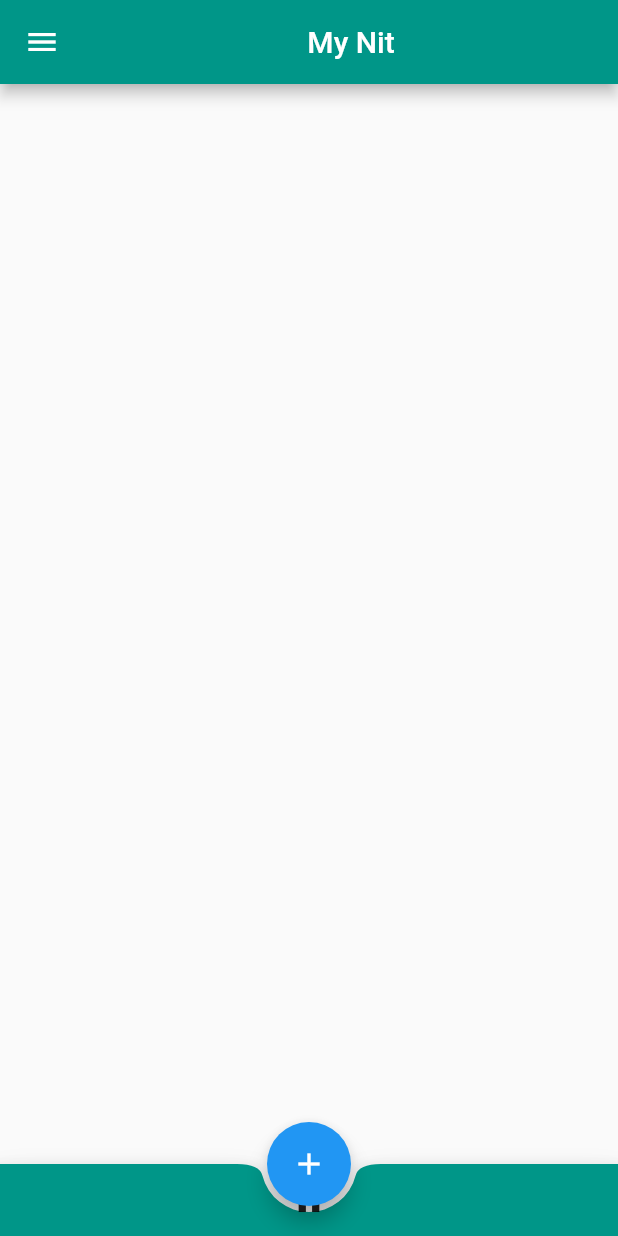
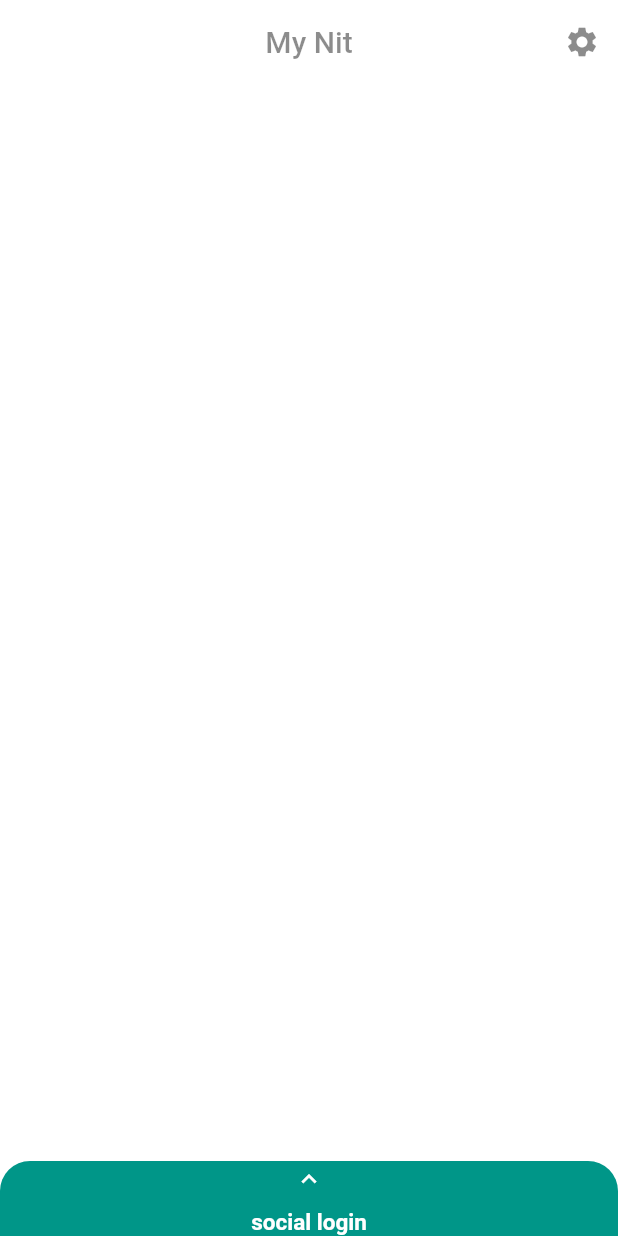
Before and after one commit to ayadaRD/MyNit, a Flutter app: the screen it shows after launch, on a phone screen of 412 x 824 dp. Run offline on Flutter 3.47's test engine with Material 2 defaults, Android fonts, the phone set to English and light mode, and no system bars.

Commit message:
bottom drawer menu created

```diff
--- /dev/null
+++ b/lib/Widgets/menu.dart
@@ -0,0 +1,39 @@
+import 'package:flutter/material.dart';
+
+class MenuWidget extends StatelessWidget {
+  const MenuWidget({super.key});
+
+  @override
+  Widget build(BuildContext context) {
+    double height = MediaQuery.of(context).size.height;
+    double width = MediaQuery.of(context).size.width;
+    return ClipRRect(
+      borderRadius: BorderRadius.all(Radius.circular(20.0)),
+      child: Container(
+        color: Colors.teal,
+        padding: EdgeInsets.symmetric(vertical: 2.0, horizontal: 10.0),
+        width: width,
+        height: height * 3 / 4 + 50,
+        child: SingleChildScrollView(
+          child: Column(
+            children: [
+              Icon(Icons.keyboard_arrow_up, size: 20,color: Colors.white, ),
+              SizedBox(height: 10,),
+              Text('social login', style: TextStyle(fontSize: 15, fontWeight: FontWeight.bold, color:  Colors.white),),
+              SizedBox(height: 10,),
+              Text('2dshgwshk', style: TextStyle(fontSize: 15, fontWeight: FontWeight.bold, color:  Colors.white),),
+              SizedBox(height: 10,),
+              Text('3sgdskdcbhk', style: TextStyle(fontSize: 15, fontWeight: FontWeight.bold, color:  Colors.white),),
+              SizedBox(height: 10,),
+              Text('4ahdnsbckcb', style: TextStyle(fontSize: 15, fontWeight: FontWeight.bold, color:  Colors.white),),
+              SizedBox(height: 10,),
+              Text('5sjhgcay', style: TextStyle(fontSize: 15, fontWeight: FontWeight.bold, color:  Colors.white),),
+              SizedBox(height: 10,),
+              Text('6sdkhcgbkac', style: TextStyle(fontSize: 15, fontWeight: FontWeight.bold, color:  Colors.white),),
+            ],
+          ),
+        ),
+      ),
+    );
+  }
+}
--- a/lib/screens/home_screen.dart
+++ b/lib/screens/home_screen.dart
@@ -1,43 +1,74 @@
+import 'dart:ui';
+
 import 'package:flutter/material.dart';
+import 'package:my_nit/Widgets/menu.dart';
 
 class HomeScreen extends StatefulWidget {
-  const HomeScreen({super.key});
 
   @override
   State<HomeScreen> createState() => _HomeScreenState();
 }
 
-class _HomeScreenState extends State<HomeScreen> {
+class _HomeScreenState extends State<HomeScreen> with TickerProviderStateMixin{
+
+  bool showBottomMenu = false;
+
+
   @override
   Widget build(BuildContext context) {
+
+    double height = MediaQuery.of(context).size.height;
+    var threshold = 50;
     return SafeArea(
         child: Scaffold(
+          extendBodyBehindAppBar: true,
           appBar: AppBar(
-            backgroundColor: Colors.teal,
-            title: Center(child: Text('My Nit')),
+            elevation: 0,
+            backgroundColor: Colors.transparent,
+            title: Text('My Nit', style: TextStyle(color: Colors.black45),),
+            actions: [
+              IconButton(onPressed: (){}, icon: Icon(Icons.settings), color: Colors.black45,)
+            ],
+            centerTitle: true,
+          ),
+          body: GestureDetector(
+            onPanEnd: (details){
+              if(details.velocity.pixelsPerSecond.dy > threshold) {
+                this.setState(() {
+                  showBottomMenu = false;
+                });
+              }
+              else if (details.velocity.pixelsPerSecond.dy < -threshold){
+                this.setState(() {
+                  showBottomMenu = true;
+                });
+              }
+            },
+            child: Container(
+              height: height,
+              color: Colors.white,
+              child: Stack(
+                children: [
 
+                  AnimatedOpacity(
+                    duration: Duration(milliseconds: 200),
+                    opacity: (showBottomMenu)?1.0:0.0,
+                    child: BackdropFilter(filter: ImageFilter.blur(sigmaX: 5.0,sigmaY: 5.0),
 
-          ),
-          body: Column(),
-          drawer: Drawer(
-            width: 260,
-            child: Column(
-              children: [],
-            ),
-          ),
-          floatingActionButton: FloatingActionButton(
-            onPressed: (){},
-            child: Icon(Icons.add),
-          ),
-          floatingActionButtonLocation: FloatingActionButtonLocation.centerDocked,
-          bottomNavigationBar: BottomAppBar(
-            color: Colors.teal,
-            shape: CircularNotchedRectangle(),
-            child: Row(
-              mainAxisAlignment: MainAxisAlignment.spaceAround,
-              children: [
-                IconButton(onPressed: (){}, icon: Icon(Icons.home))
-              ],
+                      child: Container(
+                        color: Colors.black.withOpacity(0.2),
+                      ),),
+                  ),
+
+                  AnimatedPositioned(
+                      curve: Curves.easeInOut,
+                      duration: Duration(milliseconds: 450),
+                      left: 0,
+                      bottom: (showBottomMenu)?-20:-(height * 3 / 4),
+                      child: MenuWidget()
+                  )
+                ],
+              ),
             ),
           ),
         ),
--- a/lib/screens/splash_screen.dart
+++ b/lib/screens/splash_screen.dart
@@ -11,7 +11,7 @@ class _SplashScreenState extends State<SplashScreen> {
   @override
   Widget build(BuildContext context) {
     return Scaffold(
-      backgroundColor: Colors.tealAccent,
+      backgroundColor: Colors.teal,
       body: Center(
         child: Text('My Nit', style: TextStyle(color: Colors.white, fontSize: 40, fontWeight: FontWeight.bold),),
       ),
```
